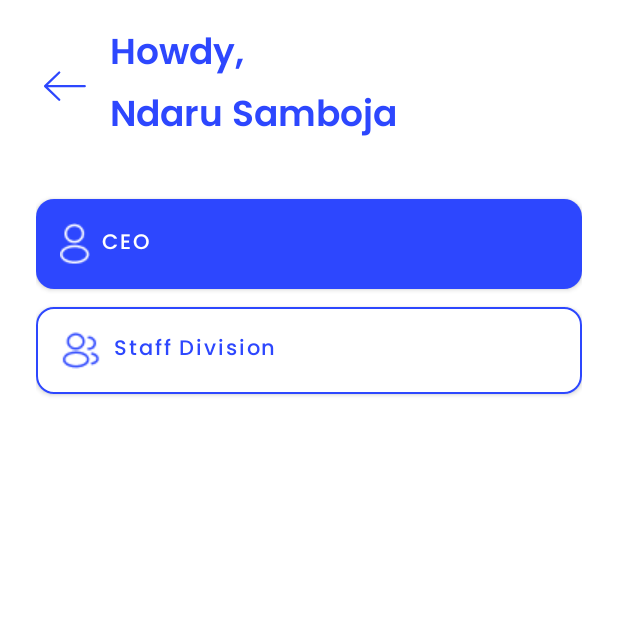
After one commit to mphstar/e-system, an Android app: the ApprovalActivity screen opened directly, with no data from a screen before it, on a phone screen of 412 x 824 dp, the top half of it. The commit adds this screen. Run offline under Robolectric (Android 15) with nearby library versions, the phone set to English and light mode, and no system bars.

Commit message:
feat: slicing approval pages

```diff
--- a/app/src/main/AndroidManifest.xml
+++ b/app/src/main/AndroidManifest.xml
@@ -12,6 +12,9 @@
         android:supportsRtl="true"
         android:theme="@style/Theme.Esystem"
         tools:targetApi="31">
+        <activity
+            android:name=".ui.approval_page.ApprovalActivity"
+            android:exported="false" />
         <activity
             android:name=".ui.absensi_page.sign_in_absensi_page.SignInAbsensiActivity"
             android:exported="false" />
--- /dev/null
+++ b/app/src/main/java/dev/diprojectin/esystem/ui/approval_page/ApprovalActivity.kt
@@ -0,0 +1,23 @@
+package dev.diprojectin.esystem.ui.approval_page
+
+import androidx.appcompat.app.AppCompatActivity
+import android.os.Bundle
+import dev.diprojectin.esystem.R
+import dev.diprojectin.esystem.databinding.ActivityApprovalBinding
+
+
+class ApprovalActivity : AppCompatActivity() {
+    private lateinit var binding: ActivityApprovalBinding
+
+    override fun onCreate(savedInstanceState: Bundle?) {
+        super.onCreate(savedInstanceState)
+        binding = ActivityApprovalBinding.inflate(layoutInflater)
+        setContentView(binding.root)
+
+        binding.back.setOnClickListener {
+            finish()
+        }
+
+
+    }
+}
--- a/app/src/main/java/dev/diprojectin/esystem/ui/main_pages/home_fragment/HomeFragment.kt
+++ b/app/src/main/java/dev/diprojectin/esystem/ui/main_pages/home_fragment/HomeFragment.kt
@@ -9,6 +9,7 @@ import android.view.ViewGroup
 import dev.diprojectin.esystem.R
 import dev.diprojectin.esystem.databinding.FragmentHomeBinding
 import dev.diprojectin.esystem.ui.absensi_page.AbsensiActivity
+import dev.diprojectin.esystem.ui.approval_page.ApprovalActivity
 
 class HomeFragment : Fragment() {
     private lateinit var binding: FragmentHomeBinding
@@ -26,5 +27,9 @@ class HomeFragment : Fragment() {
         binding.cvAbsensi.setOnClickListener {
             startActivity(Intent(requireActivity(), AbsensiActivity::class.java))
         }
+
+        binding.cvApproval.setOnClickListener {
+            startActivity(Intent(requireActivity(), ApprovalActivity::class.java))
+        }
     }
 }
--- /dev/null
+++ b/app/src/main/res/drawable/ic_back.xml
@@ -0,0 +1,14 @@
+<?xml version="1.0" encoding="utf-8"?>
+<vector xmlns:android="http://schemas.android.com/apk/res/android"
+    android:width="37dp"
+    android:height="36dp"
+    android:viewportWidth="37"
+    android:viewportHeight="36">
+    <path
+        android:strokeColor="#FF2D47FE"
+        android:strokeWidth="1.5"
+        android:strokeLineCap="round"
+        android:strokeLineJoin="round"
+        android:strokeMiterLimit="10"
+        android:pathData="M15.36 9L6 18.1l9.36 9.11m16.85-9.1H6.26"/>
+</vector>
--- /dev/null
+++ b/app/src/main/res/layout/activity_approval.xml
@@ -0,0 +1,82 @@
+<?xml version="1.0" encoding="utf-8"?>
+<RelativeLayout xmlns:android="http://schemas.android.com/apk/res/android"
+    xmlns:app="http://schemas.android.com/apk/res-auto"
+    xmlns:tools="http://schemas.android.com/tools"
+    android:layout_width="match_parent"
+    android:paddingHorizontal="24dp"
+    android:layout_height="match_parent"
+    tools:context=".ui.approval_page.ApprovalActivity">
+    <LinearLayout
+        android:layout_width="match_parent"
+        android:layout_height="wrap_content"
+        android:paddingVertical="16dp"
+        android:gravity="center_vertical"
+        android:id="@+id/header"
+
+        android:orientation="horizontal">
+        <ImageView
+            android:layout_width="wrap_content"
+            android:layout_height="wrap_content"
+            android:id="@+id/back"
+            android:src="@drawable/ic_back"
+            android:contentDescription="Back" />
+        <Space
+            android:layout_width="12dp"
+            android:layout_height="match_parent" />
+        <LinearLayout
+            android:layout_width="wrap_content"
+            android:layout_height="wrap_content"
+            android:orientation="vertical">
+            <TextView
+                android:layout_width="wrap_content"
+                android:layout_height="wrap_content"
+                android:textSize="24sp"
+                android:textColor="#2D47FE"
+                android:fontFamily="@font/poppins_semibold"
+                android:text="Howdy,"
+                />
+            <TextView
+                android:layout_width="wrap_content"
+                android:layout_height="wrap_content"
+                android:textSize="24sp"
+                android:textColor="#2D47FE"
+                android:fontFamily="@font/poppins_semibold"
+                android:text="Ndaru Samboja"
+                />
+        </LinearLayout>
+    </LinearLayout>
+    <LinearLayout
+        android:layout_width="match_parent"
+        android:layout_height="match_parent"
+        android:layout_marginTop="12dp"
+        android:layout_below="@id/header"
+        android:orientation="vertical">
+        <com.google.android.material.button.MaterialButton
+            android:layout_width="match_parent"
+            android:text="CEO"
+            app:cornerRadius="12dp"
+            app:backgroundTint="@color/north_star_blue"
+            android:paddingVertical="16dp"
+            app:icon="@drawable/ic_approval_ceo"
+            android:fontFamily="@font/poppins_medium"
+            android:textAllCaps="false"
+            android:textAlignment="textStart"
+            android:layout_height="wrap_content" />
+        <com.google.android.material.button.MaterialButton
+            android:layout_width="match_parent"
+            android:text="Staff Division"
+            app:cornerRadius="12dp"
+            android:fontFamily="@font/poppins_medium"
+            android:textAllCaps="false"
+            app:backgroundTint="@color/white"
+            android:textColor="@color/north_star_blue"
+            app:iconTint="@color/north_star_blue"
+            app:strokeWidth="1dp"
+            app:strokeColor="@color/north_star_blue"
+            android:paddingVertical="16dp"
+            app:icon="@drawable/ic_approval_staff"
+
+            android:textAlignment="textStart"
+            android:layout_height="wrap_content" />
+    </LinearLayout>
+</RelativeLayout>
```
Also changed, not shown: app/src/main/res/drawable/ic_approval_ceo.png (added), app/src/main/res/drawable/ic_approval_staff.png (added).
